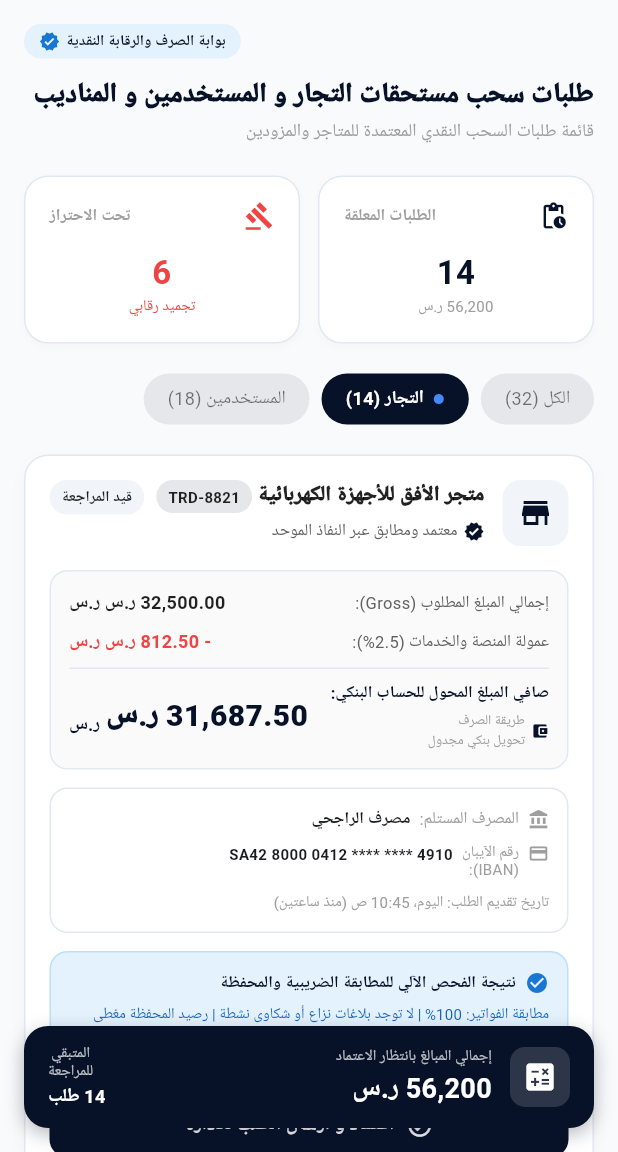
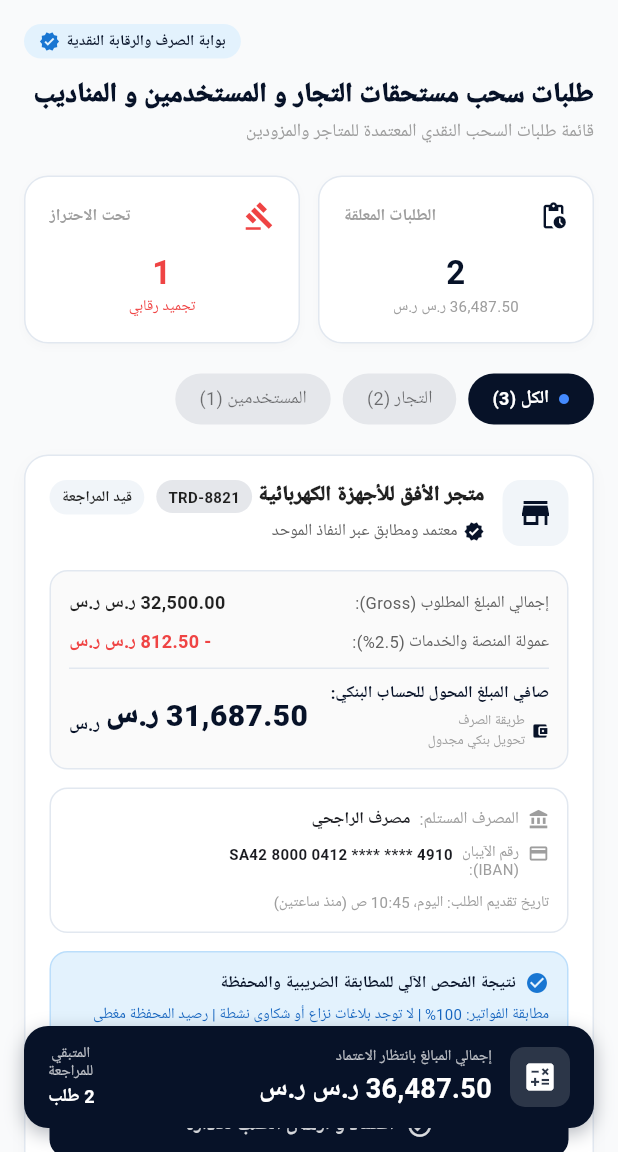
Before and after one commit to codeaurasol2000-lang/borwah-mng, a Flutter app: the MerchantWithdrawalsScreen screen opened directly, on a phone screen of 412 x 824 dp, the part 84-1236 px from its top. Run offline on Flutter 3.47's test engine with Material 3 defaults, Android fonts, the phone set to English and light mode, and no system bars; our stand-ins replace dartz, equatable, flutter_bloc, get_it.

Commit message:
feat: make merchant withdrawals screen dynamic based on states

```diff
--- a/lib/features/presentation/screens/merchant_withdrawals_screen.dart
+++ b/lib/features/presentation/screens/merchant_withdrawals_screen.dart
@@ -15,7 +15,32 @@ class MerchantWithdrawalsScreen extends StatefulWidget {
 class _MerchantWithdrawalsScreenState extends State<MerchantWithdrawalsScreen> {
   List<WithdrawalRequestEntity> _requests = [];
   bool _isLoading = true;
-  String _selectedFilter = 'التجار (14)';
+  String _selectedFilter = 'الكل'; // تغيير الفلتر الافتراضي
+
+  // دوال الفلترة والحساب الديناميكي
+  List<WithdrawalRequestEntity> get _filteredRequests {
+    if (_selectedFilter == 'التجار') {
+      return _requests.where((r) => r.beneficiaryType == BeneficiaryType.merchant).toList();
+    } else if (_selectedFilter == 'المستخدمين') {
+      return _requests.where((r) => r.beneficiaryType != BeneficiaryType.merchant).toList();
+    }
+    return _requests; // الكل
+  }
+
+  int get _pendingCount => _filteredRequests.where((r) => r.status != RequestStatus.underInvestigation).length;
+  int get _frozenCount => _filteredRequests.where((r) => r.status == RequestStatus.underInvestigation).length;
+
+  double get _totalPendingAmount {
+    return _filteredRequests
+        .where((r) => r.status != RequestStatus.underInvestigation)
+        .fold(0.0, (sum, req) => sum + req.netAmount);
+  }
+
+  int _countFor(String type) {
+    if (type == 'التجار') return _requests.where((r) => r.beneficiaryType == BeneficiaryType.merchant).length;
+    if (type == 'المستخدمين') return _requests.where((r) => r.beneficiaryType != BeneficiaryType.merchant).length;
+    return _requests.length;
+  }
 
   @override
   void initState() {
@@ -112,8 +137,8 @@ class _MerchantWithdrawalsScreenState extends State<MerchantWithdrawalsScreen> {
                     Expanded(
                       child: _buildMetricMiniCard(
                         title: 'الطلبات المعلقة',
-                        count: '14',
-                        sub: '56,200 ر.س',
+                        count: '$_pendingCount',
+                        sub: '${CurrencyFormatter.format(_totalPendingAmount)} ر.س',
                         icon: Icons.pending_actions,
                         color: AppColors.primaryDark,
                       ),
@@ -122,7 +147,7 @@ class _MerchantWithdrawalsScreenState extends State<MerchantWithdrawalsScreen> {
                     Expanded(
                       child: _buildMetricMiniCard(
                         title: 'تحت الاحتراز',
-                        count: '6',
+                        count: '$_frozenCount',
                         sub: 'تجميد رقابي',
                         icon: Icons.gavel,
                         color: AppColors.danger,
@@ -136,17 +161,17 @@ class _MerchantWithdrawalsScreenState extends State<MerchantWithdrawalsScreen> {
                 Row(
                   mainAxisAlignment: MainAxisAlignment.start,
                   children: [
-                    _buildFilterChip('الكل (32)'),
+                    _buildFilterChip('الكل'),
                     const SizedBox(width: 8),
-                    _buildFilterChip('التجار (14)'),
+                    _buildFilterChip('التجار'),
                     const SizedBox(width: 8),
-                    _buildFilterChip('المستخدمين (18)'),
+                    _buildFilterChip('المستخدمين'),
                   ],
                 ),
                 const SizedBox(height: 20),
 
                 // 5. List of requests
-                ..._requests.map((req) => _buildWithdrawalCard(req)),
+                ..._filteredRequests.map((req) => _buildWithdrawalCard(req)),
               ],
             ),
 
@@ -176,9 +201,9 @@ class _MerchantWithdrawalsScreenState extends State<MerchantWithdrawalsScreen> {
                       child: Column(
                         crossAxisAlignment: CrossAxisAlignment.start,
                         mainAxisSize: MainAxisSize.min,
-                        children: const [
-                          Text('إجمالي المبالغ بانتظار الاعتماد', style: TextStyle(color: Colors.white70, fontSize: 10)),
-                          Text('56,200 ر.س', style: TextStyle(color: Colors.white, fontSize: 18, fontWeight: FontWeight.bold)),
+                        children: [
+                          const Text('إجمالي المبالغ بانتظار الاعتماد', style: TextStyle(color: Colors.white70, fontSize: 10)),
+                          Text('${CurrencyFormatter.format(_totalPendingAmount)} ر.س', style: const TextStyle(color: Colors.white, fontSize: 18, fontWeight: FontWeight.bold)),
                         ],
                       ),
                     ),
@@ -188,7 +213,7 @@ class _MerchantWithdrawalsScreenState extends State<MerchantWithdrawalsScreen> {
                       children: [
                         const Text('المتبقي\nللمراجعة', style: TextStyle(color: Colors.white70, fontSize: 10, height: 1.2), textAlign: TextAlign.center),
                         const SizedBox(height: 2),
-                        const Text('14 طلب', style: TextStyle(color: Colors.white, fontSize: 12, fontWeight: FontWeight.bold)),
+                        Text('$_pendingCount طلب', style: const TextStyle(color: Colors.white, fontSize: 12, fontWeight: FontWeight.bold)),
                       ],
                     ),
                   ],
@@ -201,10 +226,13 @@ class _MerchantWithdrawalsScreenState extends State<MerchantWithdrawalsScreen> {
     );
   }
 
-  Widget _buildFilterChip(String label) {
-    bool isSelected = _selectedFilter == label;
+  Widget _buildFilterChip(String filterType) {
+    bool isSelected = _selectedFilter == filterType;
+    int count = _countFor(filterType);
+    String label = count > 0 ? '$filterType ($count)' : filterType;
+
     return GestureDetector(
-      onTap: () => setState(() => _selectedFilter = label),
+      onTap: () => setState(() => _selectedFilter = filterType),
       child: Container(
         padding: const EdgeInsets.symmetric(horizontal: 16, vertical: 8),
         decoration: BoxDecoration(
@@ -551,7 +579,7 @@ class _MerchantWithdrawalsScreenState extends State<MerchantWithdrawalsScreen> {
                 icon: Icon(isDanger ? Icons.folder_off_outlined : Icons.check_circle_outline, size: 18),
                 onPressed: () {},
                 label: Text(
-                  isDanger ? 'الرفض و اشعار العميل' : (isReady ? 'اعتماد و اعطاء أمر الصرف البنكي' : 'اعتماد و ارسال الطلب للادارة'),
+                  isDanger ? 'الرفض و اشعار العميل' : 'اعتماد و ارسال الطلب للادارة',
                   style: const TextStyle(fontSize: 13, fontWeight: FontWeight.bold),
                 ),
               ),
```
